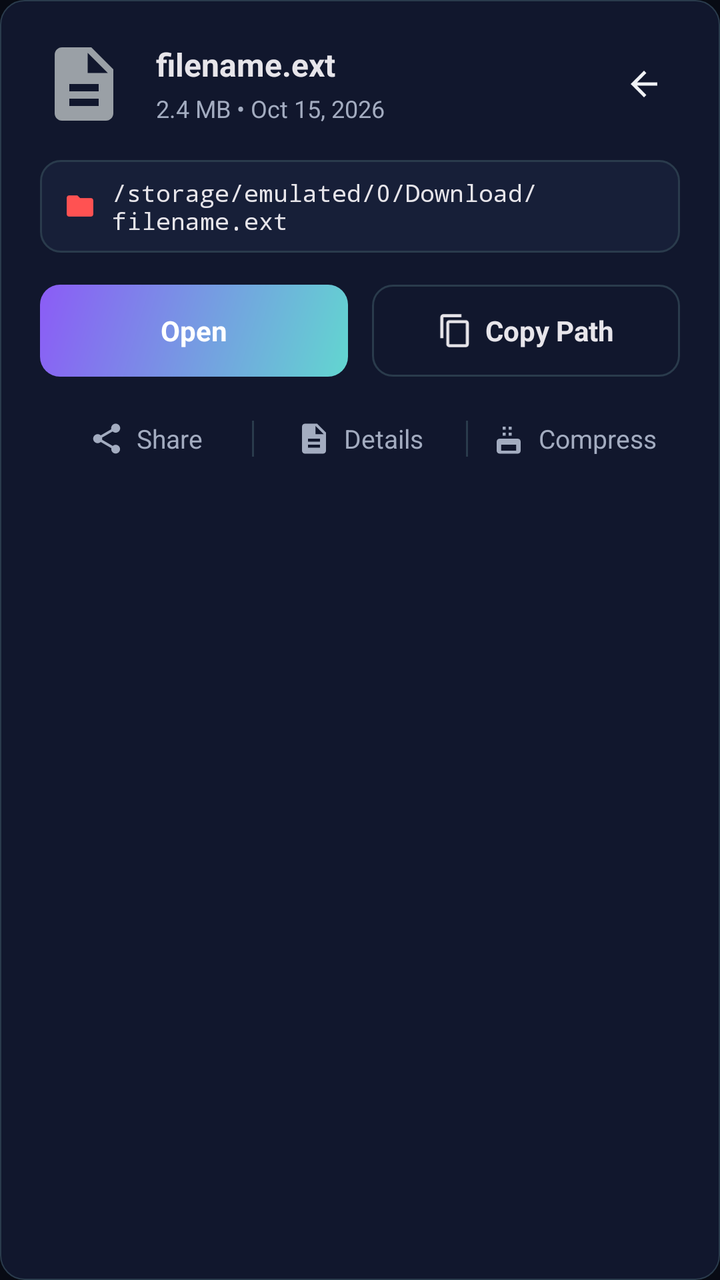
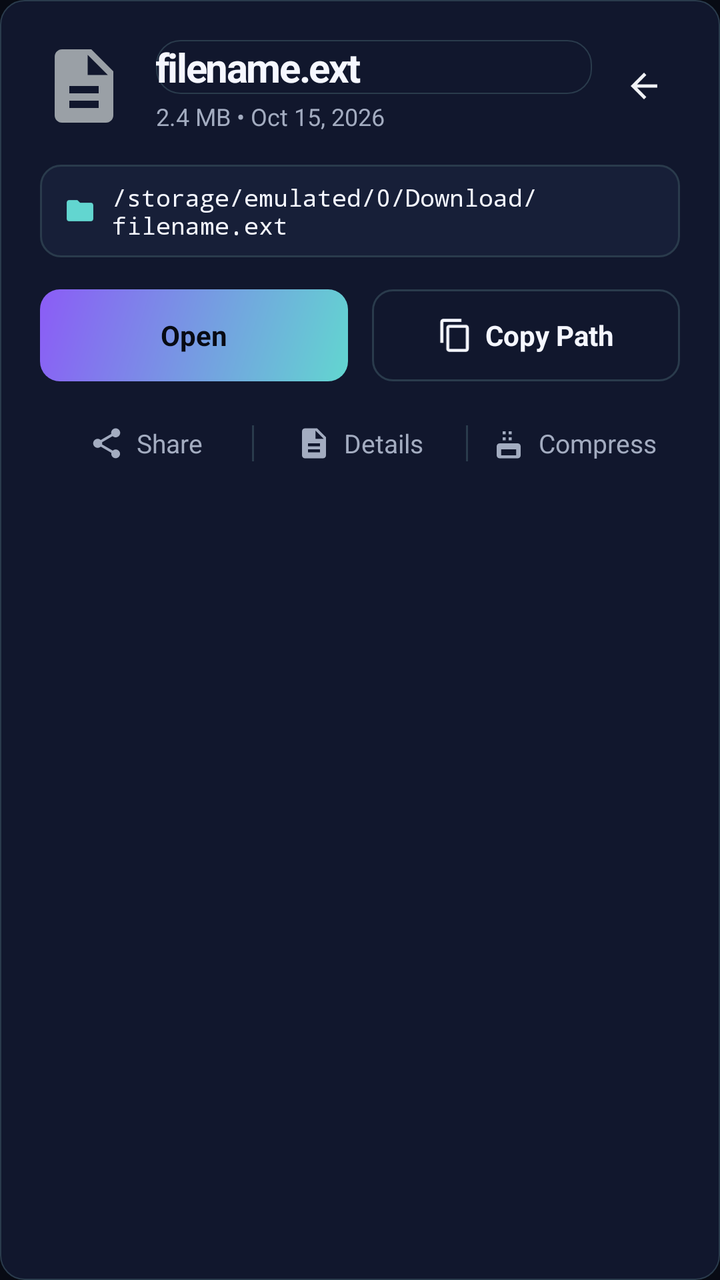

Screens rendered from an Android XML layout before and after an edit, with the pre-edit source and the edit as a unified diff.
<!-- AndroidManifest.xml: application theme Theme.ArtrawFiles -->
<!-- res/layout/dialog_file_quick_actions.xml -->
<?xml version="1.0" encoding="utf-8"?>
<LinearLayout xmlns:android="http://schemas.android.com/apk/res/android"
    android:id="@+id/layoutDialogRoot"
    android:layout_width="match_parent"
    android:layout_height="wrap_content"
    android:orientation="vertical"
    android:background="@drawable/bg_aurora_card"
    android:padding="20dp">

    
    <RelativeLayout
        android:layout_width="match_parent"
        android:layout_height="wrap_content">

        <ImageView
            android:id="@+id/ivDialogFileIcon"
            android:layout_width="44dp"
            android:layout_height="44dp"
            android:layout_alignParentStart="true"
            android:layout_centerVertical="true"
            android:src="@drawable/ic_file" />

        <LinearLayout
            android:layout_width="match_parent"
            android:layout_height="wrap_content"
            android:layout_toEndOf="@id/ivDialogFileIcon"
            android:layout_toStartOf="@+id/btnDialogClose"
            android:layout_centerVertical="true"
            android:layout_marginStart="14dp"
            android:layout_marginEnd="8dp"
            android:orientation="vertical">

            <TextView
                android:id="@+id/tvDialogFileName"
                android:layout_width="match_parent"
                android:layout_height="wrap_content"
                android:textColor="@color/text_primary_dark"
                android:textSize="16sp"
                android:textStyle="bold"
                android:singleLine="true"
                android:ellipsize="middle"
                android:text="filename.ext" />

            <TextView
                android:id="@+id/tvDialogFileMeta"
                android:layout_width="match_parent"
                android:layout_height="wrap_content"
                android:layout_marginTop="3dp"
                android:textColor="@color/aurora_text_secondary"
                android:textSize="12sp"
                android:singleLine="true"
                android:text="2.4 MB • Oct 15, 2026" />
        </LinearLayout>

        <ImageView
            android:id="@+id/btnDialogClose"
            android:layout_width="36dp"
            android:layout_height="36dp"
            android:layout_alignParentEnd="true"
            android:layout_centerVertical="true"
            android:padding="8dp"
            android:background="?android:attr/selectableItemBackgroundBorderless"
            android:src="@drawable/ic_arrow_back"
            android:contentDescription="@string/content_close_selection" />
    </RelativeLayout>

    
    <LinearLayout
        android:layout_width="match_parent"
        android:layout_height="wrap_content"
        android:layout_marginTop="16dp"
        android:background="@drawable/bg_aurora_search"
        android:orientation="horizontal"
        android:gravity="center_vertical"
        android:paddingStart="12dp"
        android:paddingEnd="10dp"
        android:paddingTop="8dp"
        android:paddingBottom="8dp">

        <ImageView
            android:layout_width="16dp"
            android:layout_height="16dp"
            android:src="@drawable/ic_folder"
            android:tint="@color/artraw_crimson_accent"
            android:contentDescription="@string/content_path" />

        <TextView
            android:id="@+id/tvDialogFilePath"
            android:layout_width="match_parent"
            android:layout_height="wrap_content"
            android:layout_marginStart="8dp"
            android:textColor="@color/text_primary_dark"
            android:textSize="12sp"
            android:fontFamily="monospace"
            android:textIsSelectable="true"
            android:text="/storage/emulated/0/Download/filename.ext" />
    </LinearLayout>

    
    <LinearLayout
        android:layout_width="match_parent"
        android:layout_height="wrap_content"
        android:layout_marginTop="16dp"
        android:orientation="horizontal">

        
        <LinearLayout
            android:id="@+id/btnDialogActionOpen"
            android:layout_width="0dp"
            android:layout_height="46dp"
            android:layout_weight="1"
            android:layout_marginEnd="6dp"
            android:background="@drawable/bg_aurora_button_primary"
            android:gravity="center"
            android:orientation="horizontal"
            android:clickable="true"
            android:focusable="true">

            <TextView
                android:id="@+id/tvDialogActionOpenText"
                android:layout_width="wrap_content"
                android:layout_height="wrap_content"
                android:text="@string/action_open"
                android:textColor="#FFFFFF"
                android:textSize="14sp"
                android:textStyle="bold" />
        </LinearLayout>

        
        <LinearLayout
            android:id="@+id/btnDialogActionCopyPath"
            android:layout_width="0dp"
            android:layout_height="46dp"
            android:layout_weight="1"
            android:layout_marginStart="6dp"
            android:background="@drawable/bg_aurora_button_outlined"
            android:gravity="center"
            android:orientation="horizontal"
            android:clickable="true"
            android:focusable="true">

            <ImageView
                android:layout_width="18dp"
                android:layout_height="18dp"
                android:layout_marginEnd="6dp"
                android:src="@drawable/ic_copy"
                android:tint="@color/text_primary_dark"
                android:contentDescription="@string/content_copy" />

            <TextView
                android:layout_width="wrap_content"
                android:layout_height="wrap_content"
                android:text="@string/action_copy_path"
                android:textColor="@color/text_primary_dark"
                android:textSize="14sp"
                android:textStyle="bold" />
        </LinearLayout>
    </LinearLayout>

    
    <LinearLayout
        android:layout_width="match_parent"
        android:layout_height="wrap_content"
        android:layout_marginTop="12dp"
        android:orientation="horizontal"
        android:gravity="center">

        <LinearLayout
            android:id="@+id/btnDialogActionShare"
            android:layout_width="0dp"
            android:layout_height="38dp"
            android:layout_weight="1"
            android:gravity="center"
            android:orientation="horizontal"
            android:background="?android:attr/selectableItemBackground"
            android:clickable="true"
            android:focusable="true">

            <ImageView
                android:layout_width="18dp"
                android:layout_height="18dp"
                android:src="@drawable/ic_share"
                android:tint="@color/aurora_text_secondary"
                android:contentDescription="@string/content_share" />

            <TextView
                android:layout_width="wrap_content"
                android:layout_height="wrap_content"
                android:layout_marginStart="6dp"
                android:text="@string/action_share"
                android:textColor="@color/aurora_text_secondary"
                android:textSize="13sp" />
        </LinearLayout>

        <View
            android:layout_width="1dp"
            android:layout_height="18dp"
            android:background="@color/aurora_outline" />

        <LinearLayout
            android:id="@+id/btnDialogActionDetails"
            android:layout_width="0dp"
            android:layout_height="38dp"
            android:layout_weight="1"
            android:gravity="center"
            android:orientation="horizontal"
            android:background="?android:attr/selectableItemBackground"
            android:clickable="true"
            android:focusable="true">

            <ImageView
                android:layout_width="18dp"
                android:layout_height="18dp"
                android:src="@drawable/ic_document"
                android:tint="@color/aurora_text_secondary"
                android:contentDescription="@string/content_copy" />

            <TextView
                android:layout_width="wrap_content"
                android:layout_height="wrap_content"
                android:layout_marginStart="6dp"
                android:text="@string/action_details"
                android:textColor="@color/aurora_text_secondary"
                android:textSize="13sp" />
        </LinearLayout>

        <View
            android:layout_width="1dp"
            android:layout_height="18dp"
            android:background="@color/aurora_outline" />

        <LinearLayout
            android:id="@+id/btnDialogActionCompress"
            android:layout_width="0dp"
            android:layout_height="38dp"
            android:layout_weight="1"
            android:gravity="center"
            android:orientation="horizontal"
            android:background="?android:attr/selectableItemBackground"
            android:clickable="true"
            android:focusable="true">

            <ImageView
                android:id="@+id/ivDialogCompressIcon"
                android:layout_width="18dp"
                android:layout_height="18dp"
                android:src="@drawable/ic_compress"
                android:tint="@color/aurora_text_secondary"
                android:contentDescription="@string/content_copy" />

            <TextView
                android:id="@+id/tvDialogCompressText"
                android:layout_width="wrap_content"
                android:layout_height="wrap_content"
                android:layout_marginStart="6dp"
                android:text="Compress"
                android:textColor="@color/aurora_text_secondary"
                android:textSize="13sp" />
        </LinearLayout>
    </LinearLayout>
</LinearLayout>
<!-- resources referenced by this layout -->
<resources>
  <color name="artraw_crimson_accent">#FF5252</color>
  <color name="aurora_outline">#2A3B4C</color>
  <color name="aurora_text_secondary">#A3ACC0</color>
  <color name="text_primary_dark">#E7E5EA</color>
  <!-- drawable bg_aurora_button_outlined (drawable) -->
  <?xml version="1.0" encoding="utf-8"?>
  <shape xmlns:android="http://schemas.android.com/apk/res/android"
      android:shape="rectangle">
      <solid android:color="@android:color/transparent" />
      <corners android:radius="10dp" />
      <stroke
          android:width="1dp"
          android:color="@color/aurora_outline" />
  </shape>
  <!-- drawable bg_aurora_card (drawable) -->
  <?xml version="1.0" encoding="utf-8"?>
  <shape xmlns:android="http://schemas.android.com/apk/res/android"
      android:shape="rectangle">
      <solid android:color="@color/aurora_background_surface" />
      <corners android:radius="12dp" />
      <stroke
          android:width="0.5dp"
          android:color="@color/aurora_outline" />
  </shape>
  <!-- drawable bg_aurora_search (drawable) -->
  <?xml version="1.0" encoding="utf-8"?>
  <shape xmlns:android="http://schemas.android.com/apk/res/android"
      android:shape="rectangle">
      <solid android:color="@color/aurora_background_elevated" />
      <corners android:radius="10dp" />
      <stroke
          android:width="1dp"
          android:color="@color/aurora_outline" />
  </shape>
  <!-- drawable ic_arrow_back (drawable) -->
  <vector xmlns:android="http://schemas.android.com/apk/res/android"
      android:width="24dp"
      android:height="24dp"
      android:viewportWidth="24"
      android:viewportHeight="24">
      <path
          android:fillColor="#F0F2F5"
          android:pathData="M20,11H7.83l5.59,-5.59L12,4l-8,8 8,8 1.41,-1.41L7.83,13H20v-2z"/>
  </vector>
  <!-- drawable ic_folder (drawable) -->
  <vector xmlns:android="http://schemas.android.com/apk/res/android"
      android:width="24dp"
      android:height="24dp"
      android:viewportWidth="24"
      android:viewportHeight="24">
      <path
          android:fillColor="#FFA000"
          android:pathData="M10,4H4c-1.1,0 -1.99,0.9 -1.99,2L2,18c0,1.1 0.9,2 2,2h16c1.1,0 2,-0.9 2,-2V8c0,-1.1 -0.9,-2 -2,-2h-8l-2,-2z"/>
  </vector>
  <string name="action_copy_path">Copy Path</string>
  <string name="action_details">Details</string>
  <string name="action_open">Open</string>
  <string name="action_share">Share</string>
  <string name="content_close_selection">Close Selection</string>
  <string name="content_copy">Copy</string>
  <string name="content_path">Path</string>
  <string name="content_share">Share</string>
  <color name="aurora_primary">#62D6D0</color>
  <color name="aurora_secondary">#8B5CF6</color>
  <color name="aurora_background_surface">#11172D</color>
  <color name="aurora_background_elevated">#171F38</color>
  <color name="aurora_background_deep">#080B14</color>
  <!-- unchanged entries left out for length: 7 -->
</resources>

<!-- the commit's change to res/layout/dialog_file_quick_actions.xml (unified diff, before → after) -->
@@ -34,9 +34,9 @@
                 android:id="@+id/tvDialogFileName"
                 android:layout_width="match_parent"
                 android:layout_height="wrap_content"
-                android:textColor="@color/text_primary_dark"
-                android:textSize="16sp"
                 android:textStyle="bold"
+                android:textColor="@color/aurora_text_primary"
+                style="@style/Widget.ArtrawFiles.Text.Headline"
                 android:singleLine="true"
                 android:ellipsize="middle"
                 android:text="filename.ext" />
@@ -81,7 +81,7 @@
             android:layout_width="16dp"
             android:layout_height="16dp"
             android:src="@drawable/ic_folder"
-            android:tint="@color/artraw_crimson_accent"
+            android:tint="@color/aurora_primary"
             android:contentDescription="@string/content_path" />
 
         <TextView
@@ -89,7 +89,7 @@
             android:layout_width="match_parent"
             android:layout_height="wrap_content"
             android:layout_marginStart="8dp"
-            android:textColor="@color/text_primary_dark"
+            android:textColor="@color/aurora_text_primary"
             android:textSize="12sp"
             android:fontFamily="monospace"
             android:textIsSelectable="true"
@@ -121,7 +121,7 @@
                 android:layout_width="wrap_content"
                 android:layout_height="wrap_content"
                 android:text="@string/action_open"
-                android:textColor="#FFFFFF"
+                android:textColor="@color/aurora_on_primary"
                 android:textSize="14sp"
                 android:textStyle="bold" />
         </LinearLayout>
@@ -144,14 +144,14 @@
                 android:layout_height="18dp"
                 android:layout_marginEnd="6dp"
                 android:src="@drawable/ic_copy"
-                android:tint="@color/text_primary_dark"
+                android:tint="@color/aurora_text_primary"
                 android:contentDescription="@string/content_copy" />
 
             <TextView
                 android:layout_width="wrap_content"
                 android:layout_height="wrap_content"
                 android:text="@string/action_copy_path"
-                android:textColor="@color/text_primary_dark"
+                android:textColor="@color/aurora_text_primary"
                 android:textSize="14sp"
                 android:textStyle="bold" />
         </LinearLayout>
<!-- resource entries referenced after the edit -->
@@ -1,9 +1,8 @@
 <!-- resources referenced by this layout -->
 <resources>
-  <color name="artraw_crimson_accent">#FF5252</color>
+  <color name="aurora_on_primary">#080B14</color>
   <color name="aurora_outline">#2A3B4C</color>
   <color name="aurora_text_secondary">#A3ACC0</color>
-  <color name="text_primary_dark">#E7E5EA</color>
   <!-- drawable bg_aurora_button_outlined (drawable) -->
   <?xml version="1.0" encoding="utf-8"?>
   <shape xmlns:android="http://schemas.android.com/apk/res/android"
@@ -62,11 +61,29 @@
   <string name="content_copy">Copy</string>
   <string name="content_path">Path</string>
   <string name="content_share">Share</string>
+  <style name="Widget.ArtrawFiles.Text.Headline" parent="Widget.ArtrawFiles.Text.Display">
+          <item name="android:textSize">20sp</item>
+          <item name="android:lineHeight">28sp</item>
+      </style>
   <color name="aurora_primary">#62D6D0</color>
+  <color name="aurora_text_primary">#F5F7FF</color>
   <color name="aurora_secondary">#8B5CF6</color>
   <color name="aurora_background_surface">#11172D</color>
   <color name="aurora_background_elevated">#171F38</color>
+  <style name="Widget.ArtrawFiles.Text.Display" parent="Widget.ArtrawFiles.Text">
+          <item name="android:textSize">24sp</item>
+          <item name="android:textStyle">bold</item>
+          <item name="android:lineHeight">32sp</item>
+          <item name="android:letterSpacing">-0.04</item>
+      </style>
   <color name="aurora_background_deep">#080B14</color>
+  <style name="Widget.ArtrawFiles.Text">
+          <item name="android:textColor">@color/aurora_text_primary</item>
+          <item name="android:textSize">14sp</item>
+          <item name="android:textStyle">normal</item>
+          <item name="android:fontFamily">sans-serif</item>
+          <item name="android:lineHeight">21sp</item>
+      </style>
   <!-- unchanged entries left out for length: 7 -->
 </resources>
 
